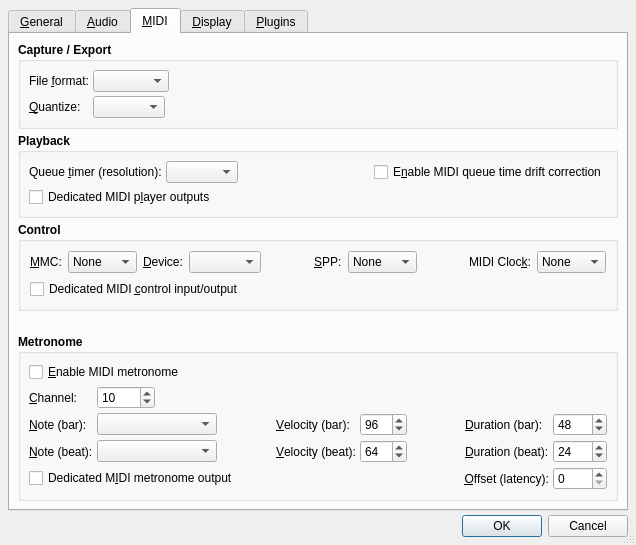
Before: the Qt Designer form src/qtractorOptionsForm.ui in rncbc/qtractor, drawn with Qt 5.
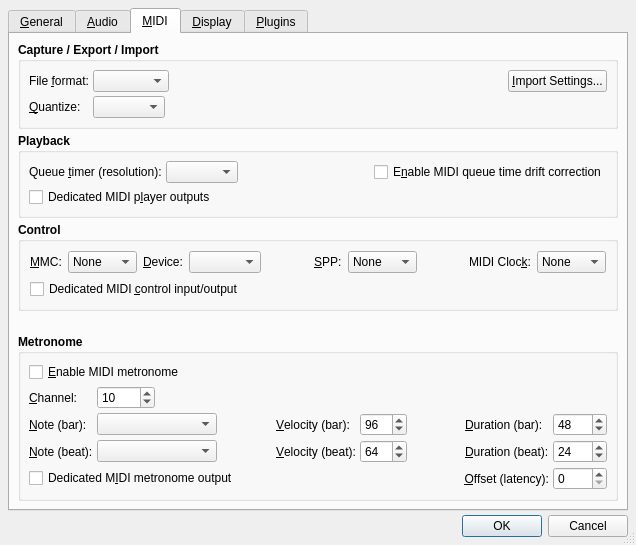
After: the same form once the commit is applied. The open tabs and pages were chosen to show the change. Icons and pictures are not drawn. Custom widgets are drawn as their Qt base class.

Commit message: Add MIDI import options to create ready-to-play sessions

What changed in the file:
```diff
--- a/src/qtractorOptionsForm.ui
+++ b/src/qtractorOptionsForm.ui
@@ -1371,7 +1371,7 @@
           </font>
          </property>
          <property name="title">
-          <string>Capture / Export</string>
+          <string>Capture / Export / Import</string>
          </property>
          <property name="flat">
           <bool>true</bool>
@@ -1419,6 +1419,25 @@
             </property>
            </spacer>
           </item>
+          <item row="0" column="4">
+           <widget class="QPushButton" name="MidiImportPushButton">
+            <property name="font">
+             <font>
+              <weight>50</weight>
+              <bold>false</bold>
+             </font>
+            </property>
+            <property name="toolTip">
+             <string>Change defaults for MIDI import</string>
+            </property>
+            <property name="text">
+             <string>&amp;Import Settings...</string>
+            </property>
+            <property name="autoDefault">
+             <bool>false</bool>
+            </property>
+           </widget>
+          </item>
           <item row="1" column="0">
            <widget class="QLabel" name="MidiCaptureQuantizeTextLabel">
             <property name="font">
```
The commit also changes 17 other files.
